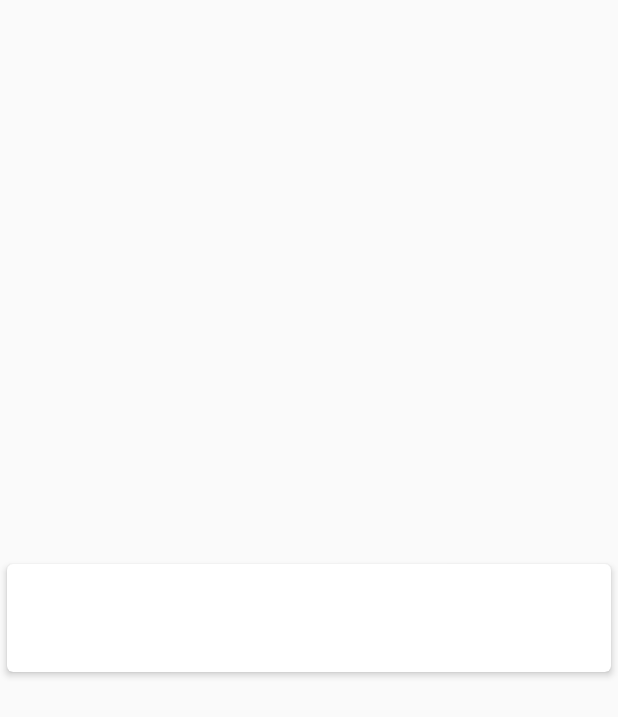
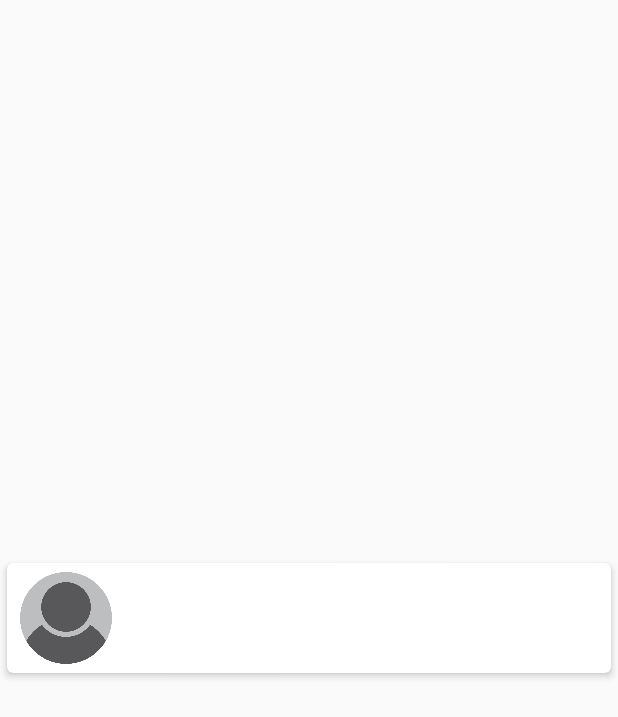
Before and after one commit to rdxz2/sensen, an Android app: the layout card_data_umat.xml on its own in the app's theme, with its tools: preview values and no code run, on a phone screen of 412 x 824 dp. Shown: the top 717 px of the screen. Run offline under Robolectric (Android 15) with nearby library versions, the phone set to English and light mode, and no system bars.

Commit message:
(+) 1/2 tambah umat (+) 1/2 ubah umat rapiin format tanggal rapiin card rapiin dialog info umat

```diff
--- a/app/src/main/java/chandra/sensen/Fragment_MenuAbsensi.java
+++ b/app/src/main/java/chandra/sensen/Fragment_MenuAbsensi.java
@@ -84,7 +84,7 @@ public class Fragment_MenuAbsensi extends Fragment {
                 calendarAkhir.set(Calendar.YEAR, year);
                 calendarAkhir.set(Calendar.MONTH, monthOfYear);
                 calendarAkhir.set(Calendar.DAY_OF_MONTH, dayOfMonth);
-                String myFormat = "MM/dd/yy";
+                String myFormat = "yyyy-MM-dd";
                 SimpleDateFormat sdf = new SimpleDateFormat(myFormat, Locale.US);
                 if(!calendarAwal.after(calendarAkhir)){
                     tanggalakhirEdit.setText(sdf.format(calendarAkhir.getTime()));
--- a/app/src/main/res/layout/activity_tambah_umat.xml
+++ b/app/src/main/res/layout/activity_tambah_umat.xml
@@ -36,7 +36,9 @@
                 android:paddingRight="8dp"/>
             <EditText
                 android:id="@+id/idumat_edit"
+                android:textColor="@color/common_google_signin_btn_text_dark_disabled"
                 android:layout_width="0dp"
+                android:focusable="false"
                 android:clickable="false"
                 android:editable="false"
                 android:layout_height="wrap_content"
--- a/app/src/main/res/layout/card_data_umat.xml
+++ b/app/src/main/res/layout/card_data_umat.xml
@@ -13,23 +13,34 @@
     android:clickable="true"
     android:foreground="?android:attr/selectableItemBackground">
 
-    <LinearLayout
+    <GridLayout
         android:layout_width="match_parent"
-        android:layout_height="wrap_content"
-        android:layout_margin="5dp"
-        android:orientation="vertical"
-        android:padding="5dp">
+        android:layout_height="wrap_content">
+        <ImageView
+            android:id="@+id/foto_image"
+            android:src="@drawable/umat_kosong"
+            android:layout_gravity="center"
+            android:layout_width="100px"
+            android:layout_height="100px"
+            android:paddingLeft="5dp"
+            android:layout_rowSpan="2"/>
         <TextView
             android:id="@+id/id_text"
             android:fontFamily="casual"
             android:layout_width="match_parent"
-            android:layout_height="wrap_content" />
+            android:layout_height="wrap_content"
+            android:paddingLeft="10dp"
+            android:layout_column="1"
+            android:layout_row="0"/>
         <TextView
             android:id="@+id/nama_text"
             android:fontFamily="casual"
             android:layout_width="match_parent"
-            android:layout_height="wrap_content" />
-    </LinearLayout>
+            android:layout_height="wrap_content"
+            android:paddingLeft="10dp"
+            android:layout_column="1"
+            android:layout_row="1"/>
+    </GridLayout>
 
 
 </android.support.v7.widget.CardView>
--- a/app/src/main/res/layout/dialog_edit_admin.xml
+++ b/app/src/main/res/layout/dialog_edit_admin.xml
@@ -61,7 +61,10 @@
                 android:id="@+id/batal_button"
                 android:text="kembali"
                 android:fontFamily="casual"
+                android:textColor="@color/colorPrimary"
                 android:drawableStart="@drawable/ic_arrow_back_black_24dp"
+                android:drawableTint="@color/colorPrimary"
+                style="@style/Widget.AppCompat.Button.Borderless"
                 android:layout_width="0dp"
                 android:layout_height="wrap_content"
                 android:layout_weight="1"/>
```
Also changed, not shown: app/src/main/java/chandra/sensen/Activity_TambahUmat.java (+27 -3 lines), app/src/main/java/chandra/sensen/Activity_UbahUmat.java (+40 -33 lines), app/src/main/java/chandra/sensen/Adapter_MenuData.java (+23 -4 lines), app/src/main/java/chandra/sensen/Fragment_MenuData.java (+1 -25 lines), app/src/main/res/layout/activity_ubah_umat.xml (+7 -2 lines), app/src/main/res/layout/dialog_info_umat.xml (+26 -2 lines), app/src/main/res/drawable-v24/umat_kosong.png (deleted), app/src/main/res/drawable/umat_kosong.png (added).
